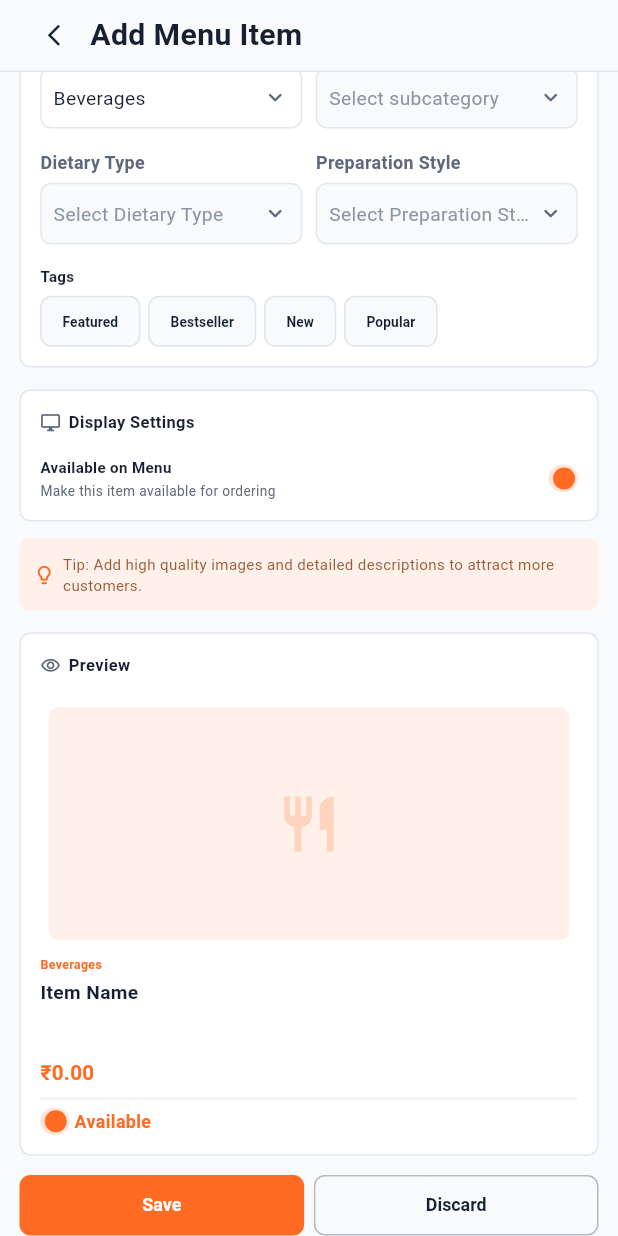
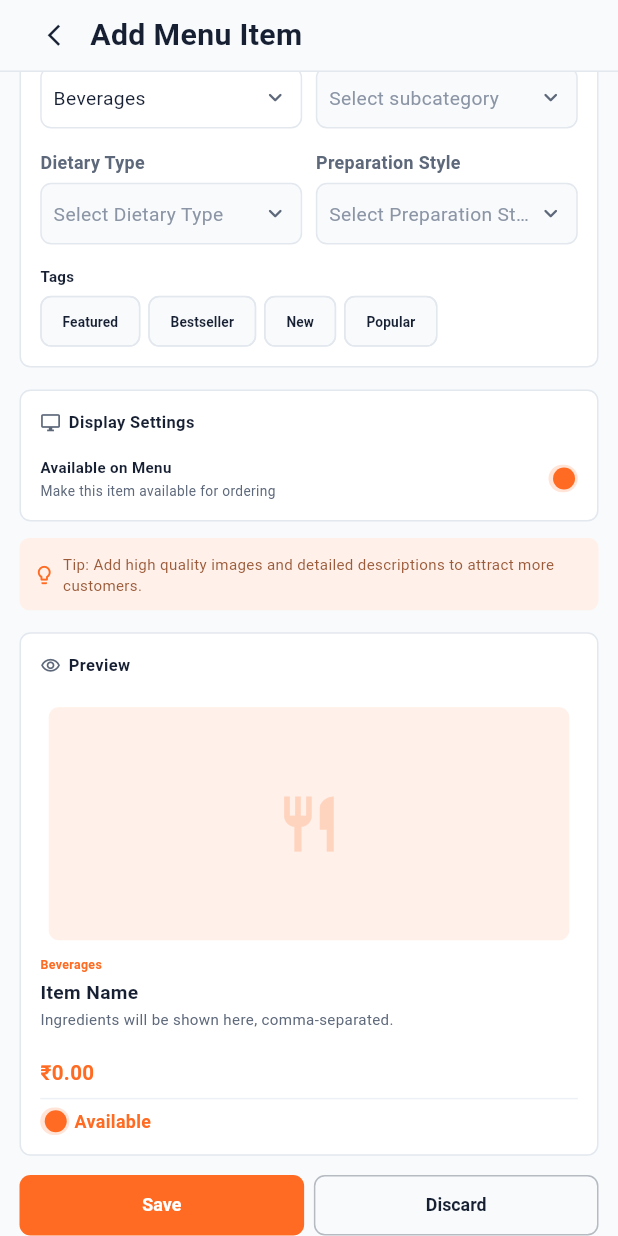
Before and after one commit to shubhnesh/RDX-Admin-Panel, a Flutter app: the CreateMenuScreen screen opened by its route, scrolled down 576 dp, on a phone screen of 412 x 824 dp. Run offline on Flutter 3.47's test engine with Material 3 defaults, Android fonts, the phone set to English and light mode, and no system bars; our stand-ins replace cloud_firestore, firebase_auth, firebase_core, fl_chart; accounts and stored records are empty.

Commit message:
minor mwnu screen changes

```diff
--- a/lib/screens/menu/create_menu_screen.dart
+++ b/lib/screens/menu/create_menu_screen.dart
@@ -546,7 +546,16 @@ class _CreateMenuScreenState extends State<CreateMenuScreen> {
           SizedBox(
             height: context.h(16),
             child: _ingredients.isEmpty
-                ? null
+                ? Text(
+                    'Ingredients will be shown here, comma-separated.',
+                    maxLines: 1,
+                    overflow: TextOverflow.ellipsis,
+                    style: TextStyle(
+                      color: colors.textSecondary,
+                      fontSize: context.h(11),
+                      height: context.h(1.4),
+                    ),
+                  )
                 : Text(
                     _ingredients.join(', '),
                     maxLines: 1,
```
